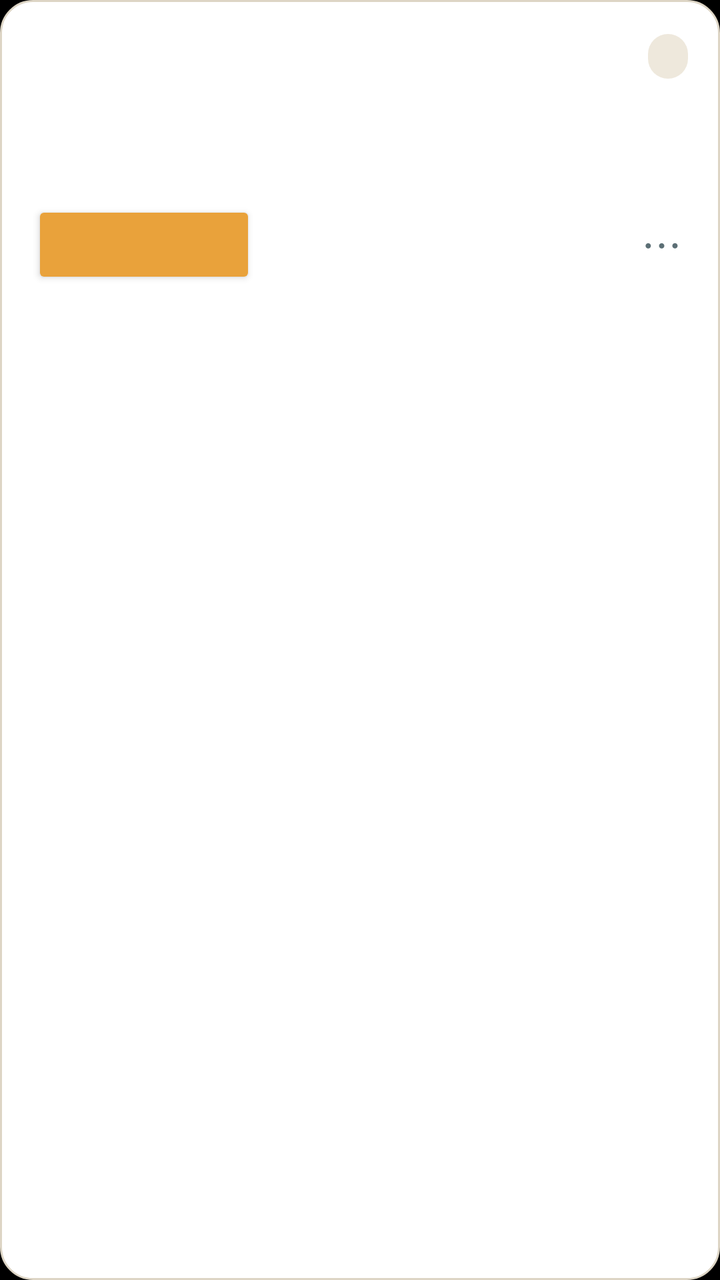
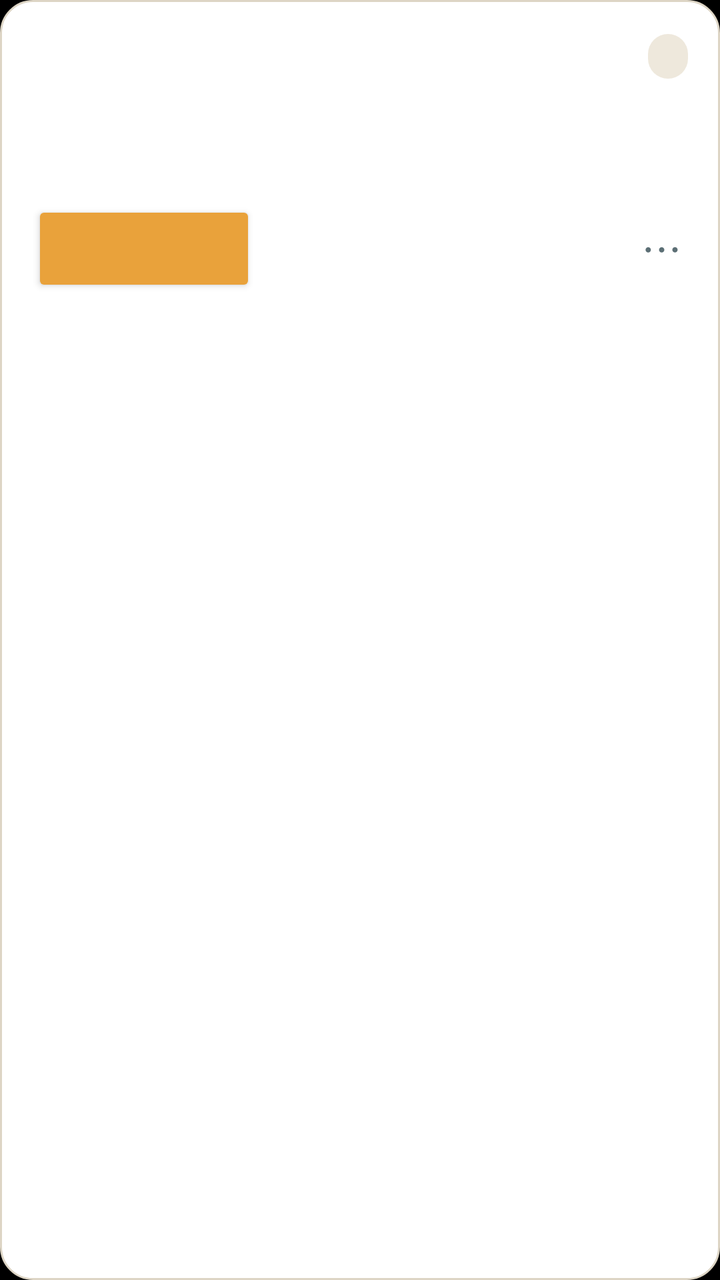

Two renders of the same Android screen: before a commit and after it. Below are the layout's source before the change and the commit's diff.
<!-- AndroidManifest.xml: application theme Theme.Jangada -->
<!-- res/layout/item_agent.xml -->
<?xml version="1.0" encoding="utf-8"?>
<LinearLayout xmlns:android="http://schemas.android.com/apk/res/android"
    android:layout_width="match_parent"
    android:layout_height="wrap_content"
    android:layout_marginBottom="12dp"
    android:background="@drawable/card_bg"
    android:orientation="vertical"
    android:padding="16dp">

    <LinearLayout
        android:layout_width="match_parent"
        android:layout_height="wrap_content"
        android:gravity="center_vertical"
        android:orientation="horizontal">

        <TextView
            android:id="@+id/name"
            android:layout_width="0dp"
            android:layout_height="wrap_content"
            android:layout_weight="1"
            android:textColor="@color/setup_text"
            android:textSize="18sp"
            android:textStyle="bold" />

        <TextView
            android:id="@+id/status"
            android:layout_width="wrap_content"
            android:layout_height="wrap_content"
            android:layout_marginStart="8dp"
            android:background="@drawable/chip_bg"
            android:paddingStart="10dp"
            android:paddingTop="3dp"
            android:paddingEnd="10dp"
            android:paddingBottom="3dp"
            android:textColor="@color/setup_muted"
            android:textSize="12sp" />
    </LinearLayout>

    <TextView
        android:id="@+id/vendor"
        android:layout_width="wrap_content"
        android:layout_height="wrap_content"
        android:textColor="@color/setup_muted"
        android:textSize="13sp" />

    <TextView
        android:id="@+id/description"
        android:layout_width="match_parent"
        android:layout_height="wrap_content"
        android:layout_marginTop="8dp"
        android:lineSpacingMultiplier="1.15"
        android:textColor="@color/setup_text"
        android:textSize="15sp" />

    <TextView
        android:id="@+id/note"
        android:layout_width="match_parent"
        android:layout_height="wrap_content"
        android:layout_marginTop="6dp"
        android:textColor="@color/key_active"
        android:textSize="13sp"
        android:visibility="gone" />

    <ProgressBar
        android:id="@+id/task_progress"
        style="?android:attr/progressBarStyleHorizontal"
        android:layout_width="match_parent"
        android:layout_height="wrap_content"
        android:layout_marginTop="12dp"
        android:indeterminate="true"
        android:indeterminateTint="@color/key_active"
        android:visibility="gone" />

    <TextView
        android:id="@+id/task_line"
        android:layout_width="match_parent"
        android:layout_height="wrap_content"
        android:ellipsize="end"
        android:fontFamily="monospace"
        android:maxLines="1"
        android:textColor="@color/setup_muted"
        android:textSize="12sp"
        android:visibility="gone" />

    <TextView
        android:id="@+id/task_error"
        android:layout_width="match_parent"
        android:layout_height="wrap_content"
        android:layout_marginTop="10dp"
        android:textColor="@color/setup_error"
        android:textSize="14sp"
        android:visibility="gone" />

    <LinearLayout
        android:id="@+id/task_actions"
        android:layout_width="match_parent"
        android:layout_height="wrap_content"
        android:orientation="horizontal"
        android:visibility="gone">

        <Button
            android:id="@+id/task_retry"
            style="@style/CardTextButton"
            android:text="@string/task_retry" />

        <Button
            android:id="@+id/task_terminal"
            style="@style/CardTextButton"
            android:text="@string/task_terminal" />

        <Button
            android:id="@+id/task_details"
            style="@style/CardTextButton"
            android:text="@string/task_details" />
    </LinearLayout>

    <LinearLayout
        android:layout_width="match_parent"
        android:layout_height="wrap_content"
        android:layout_marginTop="14dp"
        android:gravity="center_vertical"
        android:orientation="horizontal">

        <Button
            android:id="@+id/primary"
            android:layout_width="wrap_content"
            android:layout_height="44dp"
            android:backgroundTint="@color/key_active"
            android:minWidth="112dp"
            android:textAllCaps="false"
            android:textColor="@color/setup_on_accent"
            android:textSize="15sp"
            android:textStyle="bold" />

        <Button
            android:id="@+id/alternative"
            style="?android:attr/borderlessButtonStyle"
            android:layout_width="wrap_content"
            android:layout_height="44dp"
            android:layout_marginStart="4dp"
            android:textAllCaps="false"
            android:textColor="@color/key_active"
            android:visibility="gone" />

        <Button
            android:id="@+id/update"
            style="?android:attr/borderlessButtonStyle"
            android:layout_width="wrap_content"
            android:layout_height="44dp"
            android:layout_marginStart="4dp"
            android:text="@string/agent_update"
            android:textAllCaps="false"
            android:textColor="@color/key_active"
            android:visibility="gone" />

        <View
            android:layout_width="0dp"
            android:layout_height="1dp"
            android:layout_weight="1" />

        <TextView
            android:id="@+id/site"
            android:layout_width="wrap_content"
            android:layout_height="44dp"
            android:background="?android:attr/selectableItemBackground"
            android:gravity="center"
            android:paddingStart="8dp"
            android:paddingEnd="4dp"
            android:contentDescription="@string/agent_more"
            android:text="⋯"
            android:textColor="@color/setup_muted"
            android:textSize="22sp" />
    </LinearLayout>
</LinearLayout>
<!-- resources referenced by this layout -->
<resources>
  <color name="key_active">#E9A23B</color>
  <color name="setup_error">#C2412B</color>
  <color name="setup_muted">#5C6F75</color>
  <color name="setup_on_accent">#10232A</color>
  <color name="setup_text">#12303A</color>
  <!-- drawable card_bg (drawable) -->
  <?xml version="1.0" encoding="utf-8"?>
  <shape xmlns:android="http://schemas.android.com/apk/res/android" android:shape="rectangle">
      <solid android:color="@color/card_bg" />
      <stroke android:width="1dp" android:color="@color/card_stroke" />
      <corners android:radius="16dp" />
  </shape>
  <!-- drawable chip_bg (drawable) -->
  <?xml version="1.0" encoding="utf-8"?>
  <shape xmlns:android="http://schemas.android.com/apk/res/android" android:shape="rectangle">
      <solid android:color="@color/chip_bg" />
      <corners android:radius="999dp" />
  </shape>
  <string name="agent_more">More options</string>
  <string name="agent_update">Update</string>
  <string name="task_details">Details</string>
  <string name="task_retry">Try again</string>
  <string name="task_terminal">In terminal</string>
  <style name="CardTextButton" parent="android:Widget.Material.Button.Borderless">
          <item name="android:layout_width">wrap_content</item>
          <item name="android:layout_height">44dp</item>
          <item name="android:minWidth">0dp</item>
          <item name="android:paddingStart">8dp</item>
          <item name="android:paddingEnd">8dp</item>
          <item name="android:textAllCaps">false</item>
          <item name="android:textColor">@color/key_active</item>
          <item name="android:textSize">14sp</item>
      </style>
  <style name="Theme.Jangada" parent="android:Theme.Material.NoActionBar">
          <item name="android:windowBackground">@color/terminal_bg</item>
          <item name="android:statusBarColor">@color/terminal_bg</item>
          <item name="android:navigationBarColor">@color/keys_bg</item>
          <item name="android:colorAccent">@color/key_active</item>
      </style>
  <color name="card_bg">#FFFFFF</color>
  <color name="card_stroke">#DDD5C5</color>
  <color name="chip_bg">#EEE8DC</color>
  <color name="terminal_bg">#000000</color>
  <color name="keys_bg">#0E2A33</color>
</resources>

<!-- the commit's change to res/layout/item_agent.xml (unified diff, before → after) -->
@@ -57,7 +57,7 @@
         android:layout_width="match_parent"
         android:layout_height="wrap_content"
         android:layout_marginTop="6dp"
-        android:textColor="@color/key_active"
+        android:textColor="@color/accent_text"
         android:textSize="13sp"
         android:visibility="gone" />
 
@@ -101,16 +101,25 @@
         <Button
             android:id="@+id/task_retry"
             style="@style/CardTextButton"
+            android:layout_height="wrap_content"
+            android:minHeight="48dp"
+            android:textColor="@color/accent_text"
             android:text="@string/task_retry" />
 
         <Button
             android:id="@+id/task_terminal"
             style="@style/CardTextButton"
+            android:layout_height="wrap_content"
+            android:minHeight="48dp"
+            android:textColor="@color/accent_text"
             android:text="@string/task_terminal" />
 
         <Button
             android:id="@+id/task_details"
             style="@style/CardTextButton"
+            android:layout_height="wrap_content"
+            android:minHeight="48dp"
+            android:textColor="@color/accent_text"
             android:text="@string/task_details" />
     </LinearLayout>
 
@@ -124,7 +133,8 @@
         <Button
             android:id="@+id/primary"
             android:layout_width="wrap_content"
-            android:layout_height="44dp"
+            android:layout_height="wrap_content"
+            android:minHeight="48dp"
             android:backgroundTint="@color/key_active"
             android:minWidth="112dp"
             android:textAllCaps="false"
@@ -136,21 +146,23 @@
             android:id="@+id/alternative"
             style="?android:attr/borderlessButtonStyle"
             android:layout_width="wrap_content"
-            android:layout_height="44dp"
+            android:layout_height="wrap_content"
+            android:minHeight="48dp"
             android:layout_marginStart="4dp"
             android:textAllCaps="false"
-            android:textColor="@color/key_active"
+            android:textColor="@color/accent_text"
             android:visibility="gone" />
 
         <Button
             android:id="@+id/update"
             style="?android:attr/borderlessButtonStyle"
             android:layout_width="wrap_content"
-            android:layout_height="44dp"
+            android:layout_height="wrap_content"
+            android:minHeight="48dp"
             android:layout_marginStart="4dp"
             android:text="@string/agent_update"
             android:textAllCaps="false"
-            android:textColor="@color/key_active"
+            android:textColor="@color/accent_text"
             android:visibility="gone" />
 
         <View
@@ -161,7 +173,8 @@
         <TextView
             android:id="@+id/site"
             android:layout_width="wrap_content"
-            android:layout_height="44dp"
+            android:layout_height="wrap_content"
+            android:minHeight="48dp"
             android:background="?android:attr/selectableItemBackground"
             android:gravity="center"
             android:paddingStart="8dp"
<!-- resource entries referenced after the edit -->
@@ -1,5 +1,6 @@
 <!-- resources referenced by this layout -->
 <resources>
+  <color name="accent_text">#8F5200</color>
   <color name="key_active">#E9A23B</color>
   <color name="setup_error">#C2412B</color>
   <color name="setup_muted">#5C6F75</color>
